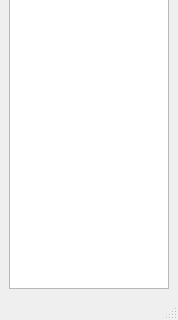
Old version of the form Interactive/TopPatchesWidget.ui in the repository daviddoria/PatchBasedInpainting; both pictures show x 0 to 178 and y 497 to 817 of the 178 by 817 pixel window.
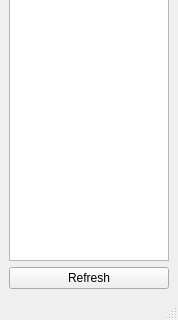
New version of the form.

```diff
--- a/Interactive/TopPatchesWidget.ui
+++ b/Interactive/TopPatchesWidget.ui
@@ -30,6 +30,13 @@
     <item>
      <widget class="QListView" name="listView"/>
     </item>
+    <item>
+     <widget class="QPushButton" name="btnRefresh">
+      <property name="text">
+       <string>Refresh</string>
+      </property>
+     </widget>
+    </item>
    </layout>
   </widget>
   <widget class="QMenuBar" name="menubar">
```
